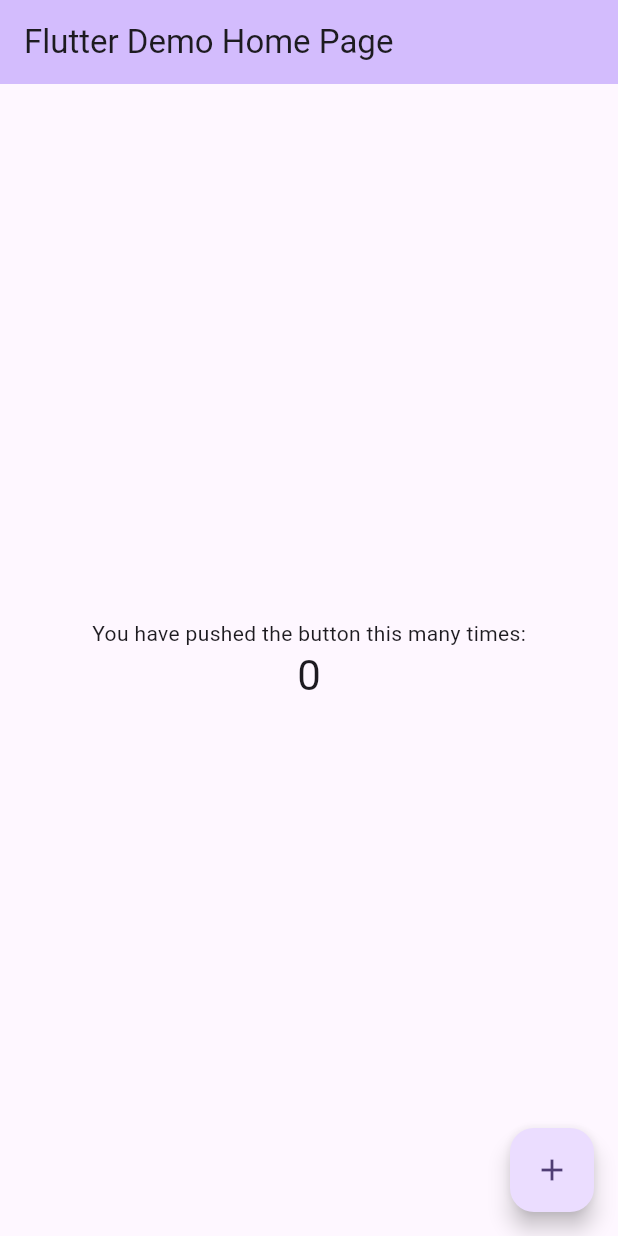
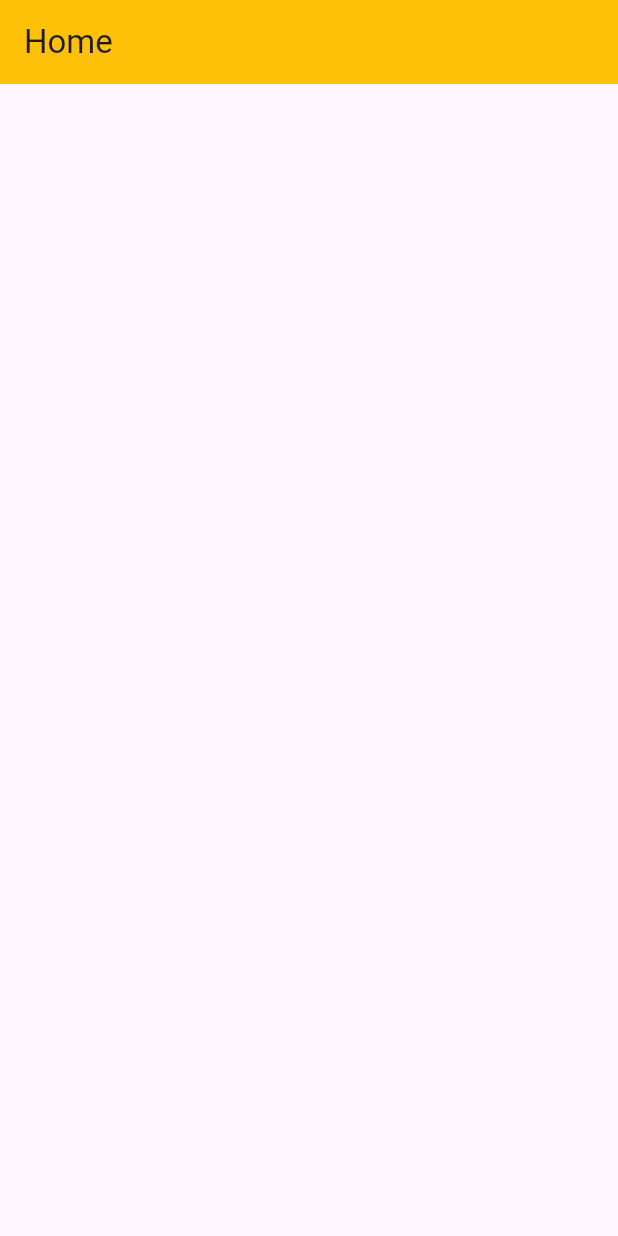
Before and after one commit to sagardhadke/cashly, a Flutter app: the screen it shows after launch, on a phone screen of 412 x 824 dp. Run offline on Flutter 3.47's test engine with Material 3 defaults, Android fonts, the phone set to English and light mode, and no system bars.

Commit message:
Setup Project Structure

```diff
--- /dev/null
+++ b/lib/constants/app_constants.dart
@@ -0,0 +1 @@
+class AppConstants {}
--- a/lib/main.dart
+++ b/lib/main.dart
@@ -1,3 +1,4 @@
+import 'package:cashly/routes/app_routes.dart';
 import 'package:flutter/material.dart';
 
 void main() {
@@ -7,116 +8,14 @@ void main() {
 class MyApp extends StatelessWidget {
   const MyApp({super.key});
 
-  // This widget is the root of your application.
   @override
   Widget build(BuildContext context) {
     return MaterialApp(
-      title: 'Flutter Demo',
       theme: ThemeData(
-        // This is the theme of your application.
-        //
-        // TRY THIS: Try running your application with "flutter run". You'll see
-        // the application has a purple toolbar. Then, without quitting the app,
-        // try changing the seedColor in the colorScheme below to Colors.green
-        // and then invoke "hot reload" (save your changes or press the "hot
-        // reload" button in a Flutter-supported IDE, or press "r" if you used
-        // the command line to start the app).
-        //
-        // Notice that the counter didn't reset back to zero; the application
-        // state is not lost during the reload. To reset the state, use hot
-        // restart instead.
-        //
-        // This works for code too, not just values: Most code changes can be
-        // tested with just a hot reload.
         colorScheme: ColorScheme.fromSeed(seedColor: Colors.deepPurple),
       ),
-      home: const MyHomePage(title: 'Flutter Demo Home Page'),
+      initialRoute: AppRoutes.home,
+      routes: AppRoutes.mRoutes,
     );
   }
 }
-
-class MyHomePage extends StatefulWidget {
-  const MyHomePage({super.key, required this.title});
-
-  // This widget is the home page of your application. It is stateful, meaning
-  // that it has a State object (defined below) that contains fields that affect
-  // how it looks.
-
-  // This class is the configuration for the state. It holds the values (in this
-  // case the title) provided by the parent (in this case the App widget) and
-  // used by the build method of the State. Fields in a Widget subclass are
-  // always marked "final".
-
-  final String title;
-
-  @override
-  State<MyHomePage> createState() => _MyHomePageState();
-}
-
-class _MyHomePageState extends State<MyHomePage> {
-  int _counter = 0;
-
-  void _incrementCounter() {
-    setState(() {
-      // This call to setState tells the Flutter framework that something has
-      // changed in this State, which causes it to rerun the build method below
-      // so that the display can reflect the updated values. If we changed
-      // _counter without calling setState(), then the build method would not be
-      // called again, and so nothing would appear to happen.
-      _counter++;
-    });
-  }
-
-  @override
-  Widget build(BuildContext context) {
-    // This method is rerun every time setState is called, for instance as done
-    // by the _incrementCounter method above.
-    //
-    // The Flutter framework has been optimized to make rerunning build methods
-    // fast, so that you can just rebuild anything that needs updating rather
-    // than having to individually change instances of widgets.
-    return Scaffold(
-      appBar: AppBar(
-        // TRY THIS: Try changing the color here to a specific color (to
-        // Colors.amber, perhaps?) and trigger a hot reload to see the AppBar
-        // change color while the other colors stay the same.
-        backgroundColor: Theme.of(context).colorScheme.inversePrimary,
-        // Here we take the value from the MyHomePage object that was created by
-        // the App.build method, and use it to set our appbar title.
-        title: Text(widget.title),
-      ),
-      body: Center(
-        // Center is a layout widget. It takes a single child and positions it
-        // in the middle of the parent.
-        child: Column(
-          // Column is also a layout widget. It takes a list of children and
-          // arranges them vertically. By default, it sizes itself to fit its
-          // children horizontally, and tries to be as tall as its parent.
-          //
-          // Column has various properties to control how it sizes itself and
-          // how it positions its children. Here we use mainAxisAlignment to
-          // center the children vertically; the main axis here is the vertical
-          // axis because Columns are vertical (the cross axis would be
-          // horizontal).
-          //
-          // TRY THIS: Invoke "debug painting" (choose the "Toggle Debug Paint"
-          // action in the IDE, or press "p" in the console), to see the
-          // wireframe for each widget.
-          mainAxisAlignment: MainAxisAlignment.center,
-          children: <Widget>[
-            const Text('You have pushed the button this many times:'),
-            Text(
-              '$_counter',
-              style: Theme.of(context).textTheme.headlineMedium,
-            ),
-          ],
-        ),
-      ),
-      floatingActionButton: FloatingActionButton(
-        onPressed: _incrementCounter,
-        tooltip: 'Increment',
-        child: const Icon(Icons.add),
-      ), // This trailing comma makes auto-formatting nicer for build methods.
-    );
-  }
-}
--- /dev/null
+++ b/lib/routes/app_routes.dart
@@ -0,0 +1,8 @@
+import 'package:cashly/screens/home_page.dart';
+import 'package:flutter/material.dart';
+
+class AppRoutes {
+  static final String home = "/";
+
+  static Map<String, WidgetBuilder> mRoutes = {AppRoutes.home: (_) => MyHome()};
+}
--- /dev/null
+++ b/lib/screens/home_page.dart
@@ -0,0 +1,16 @@
+import 'package:flutter/material.dart';
+
+class MyHome extends StatelessWidget {
+  const MyHome({super.key});
+
+  @override
+  Widget build(BuildContext context) {
+    return Scaffold(
+      appBar: AppBar(title: Text("Home"), backgroundColor: Colors.amber),
+      body: Column(children: [
+
+        ],
+      ),
+    );
+  }
+}
```
Also changed, not shown: lib/data/local/db_helper.dart (added).
